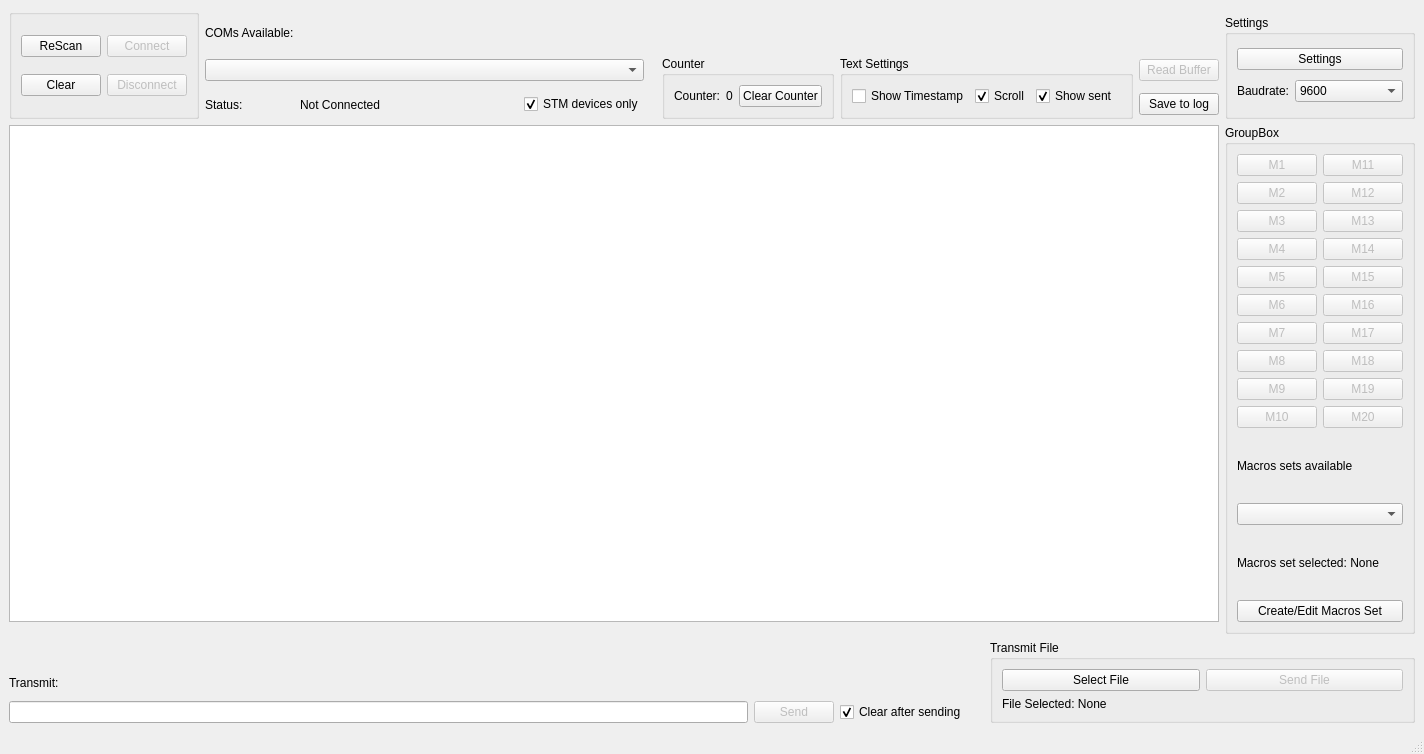
First picture: the form in Terminal.ui, repository notiel/OstrannaTerminal, before the edit.
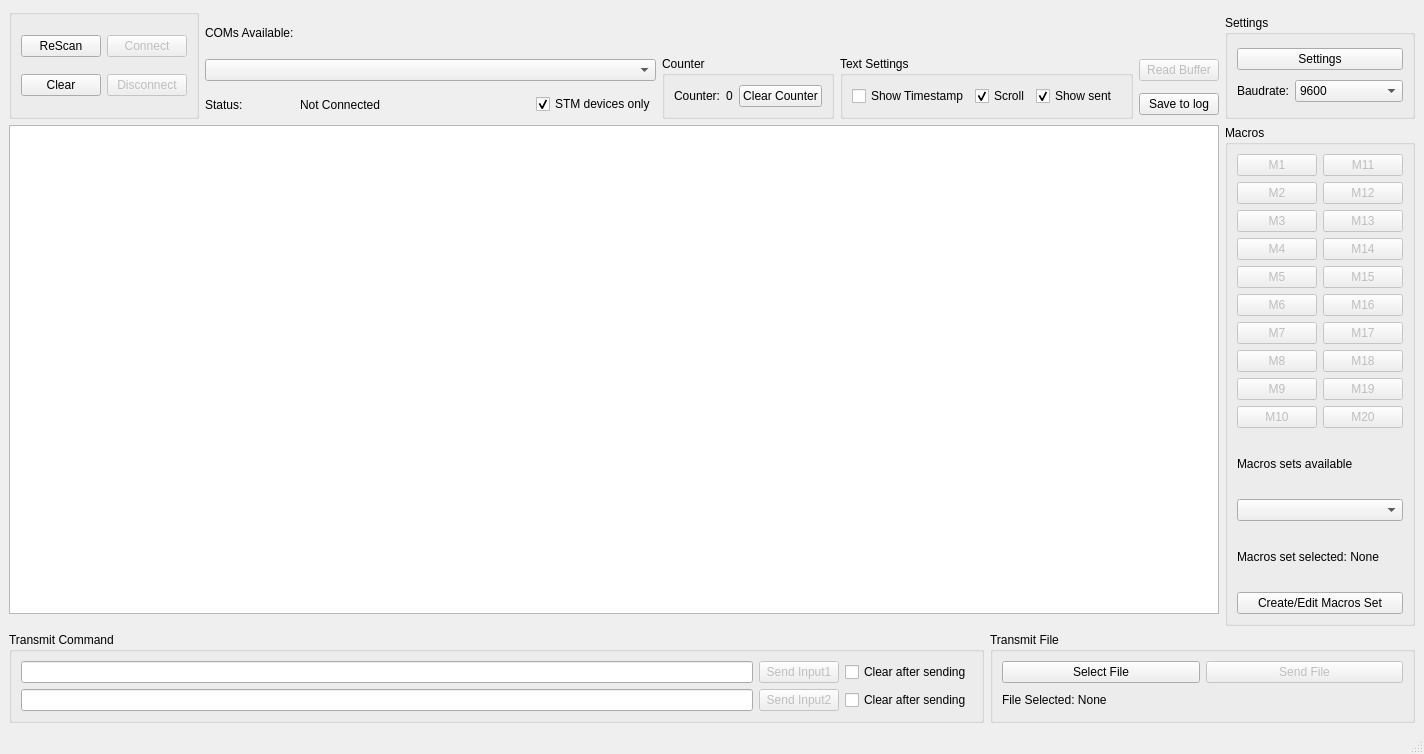
Second picture: the form after the edit.

Patch:
```diff
--- a/Terminal.ui
+++ b/Terminal.ui
@@ -15,8 +15,8 @@
   </property>
   <widget class="QWidget" name="centralwidget">
    <layout class="QGridLayout" name="gridLayout">
-    <item row="4" column="13" rowspan="5" colspan="2">
-     <widget class="QGroupBox" name="groupBox_2">
+    <item row="4" column="11" rowspan="5" colspan="2">
+     <widget class="QGroupBox" name="GBSettings">
       <property name="title">
        <string>Settings </string>
       </property>
@@ -62,14 +62,7 @@
       </layout>
      </widget>
     </item>
-    <item row="28" column="0">
-     <widget class="QLabel" name="label_2">
-      <property name="text">
-       <string/>
-      </property>
-     </widget>
-    </item>
-    <item row="7" column="12">
+    <item row="7" column="10">
      <widget class="QPushButton" name="BtnBuffer">
       <property name="enabled">
        <bool>false</bool>
@@ -79,50 +72,17 @@
       </property>
      </widget>
     </item>
-    <item row="8" column="12">
+    <item row="8" column="10">
      <widget class="QPushButton" name="BtnSave">
       <property name="text">
        <string>Save to log</string>
       </property>
      </widget>
     </item>
-    <item row="28" column="11" rowspan="3" colspan="4">
-     <widget class="QGroupBox" name="GBTransmit">
+    <item row="10" column="11" rowspan="3" colspan="2">
+     <widget class="QGroupBox" name="GBMacros">
       <property name="title">
-       <string>Transmit File</string>
-      </property>
-      <layout class="QGridLayout" name="gridLayout_7">
-       <item row="0" column="1">
-        <widget class="QPushButton" name="BtnSendFile">
-         <property name="enabled">
-          <bool>false</bool>
-         </property>
-         <property name="text">
-          <string>Send File</string>
-         </property>
-        </widget>
-       </item>
-       <item row="0" column="0">
-        <widget class="QPushButton" name="BtnFile">
-         <property name="text">
-          <string>Select File</string>
-         </property>
-        </widget>
-       </item>
-       <item row="1" column="0" colspan="2">
-        <widget class="QLabel" name="LblFile">
-         <property name="text">
-          <string>File Selected: None</string>
-         </property>
-        </widget>
-       </item>
-      </layout>
-     </widget>
-    </item>
-    <item row="10" column="13" rowspan="3" colspan="2">
-     <widget class="QGroupBox" name="groupBox_5">
-      <property name="title">
-       <string>GroupBox</string>
+       <string>Macros </string>
       </property>
       <layout class="QGridLayout" name="gridLayout_6">
        <item row="12" column="0" colspan="2">
@@ -383,26 +343,14 @@
       </property>
      </widget>
     </item>
-    <item row="30" column="9">
-     <widget class="QPushButton" name="BtnSend">
-      <property name="enabled">
-       <bool>false</bool>
-      </property>
-      <property name="text">
-       <string>Send</string>
-      </property>
-     </widget>
-    </item>
-    <item row="30" column="0" colspan="9">
-     <widget class="QLineEdit" name="TxtTransmit"/>
-    </item>
-    <item row="30" column="10">
-     <widget class="QCheckBox" name="CBClear">
-      <property name="text">
-       <string>Clear after sending</string>
-      </property>
-      <property name="checked">
-       <bool>true</bool>
+    <item row="10" column="0" colspan="11">
+     <widget class="QTextBrowser" name="TxtBuffer">
+      <property name="html">
+       <string>&lt;!DOCTYPE HTML PUBLIC &quot;-//W3C//DTD HTML 4.0//EN&quot; &quot;http://www.w3.org/TR/REC-html40/strict.dtd&quot;&gt;
+&lt;html&gt;&lt;head&gt;&lt;meta name=&quot;qrichtext&quot; content=&quot;1&quot; /&gt;&lt;style type=&quot;text/css&quot;&gt;
+p, li { white-space: pre-wrap; }
+&lt;/style&gt;&lt;/head&gt;&lt;body style=&quot; font-family:'MS Shell Dlg 2'; font-size:7.8pt; font-weight:400; font-style:normal;&quot;&gt;
+&lt;p style=&quot;-qt-paragraph-type:empty; margin-top:0px; margin-bottom:0px; margin-left:0px; margin-right:0px; -qt-block-indent:0; text-indent:0px;&quot;&gt;&lt;br /&gt;&lt;/p&gt;&lt;/body&gt;&lt;/html&gt;</string>
       </property>
      </widget>
     </item>
@@ -416,15 +364,8 @@
       </property>
      </widget>
     </item>
-    <item row="29" column="0">
-     <widget class="QLabel" name="label_3">
-      <property name="text">
-       <string>Transmit: </string>
-      </property>
-     </widget>
-    </item>
-    <item row="7" column="10" rowspan="2" colspan="2">
-     <widget class="QGroupBox" name="groupBox_4">
+    <item row="7" column="8" rowspan="2" colspan="2">
+     <widget class="QGroupBox" name="GBTextSettings">
       <property name="title">
        <string>Text Settings</string>
       </property>
@@ -473,7 +414,7 @@
      </spacer>
     </item>
     <item row="3" column="0" rowspan="6">
-     <widget class="QGroupBox" name="groupBox">
+     <widget class="QGroupBox" name="GBButtons">
       <property name="title">
        <string/>
       </property>
@@ -515,8 +456,8 @@
       </layout>
      </widget>
     </item>
-    <item row="7" column="7" rowspan="2" colspan="3">
-     <widget class="QGroupBox" name="groupBox_3">
+    <item row="7" column="5" rowspan="2" colspan="3">
+     <widget class="QGroupBox" name="GBCounter">
       <property name="title">
        <string>Counter</string>
       </property>
@@ -551,15 +492,89 @@
       </layout>
      </widget>
     </item>
-    <item row="10" column="0" colspan="13">
-     <widget class="QTextBrowser" name="TxtBuffer">
-      <property name="html">
-       <string>&lt;!DOCTYPE HTML PUBLIC &quot;-//W3C//DTD HTML 4.0//EN&quot; &quot;http://www.w3.org/TR/REC-html40/strict.dtd&quot;&gt;
-&lt;html&gt;&lt;head&gt;&lt;meta name=&quot;qrichtext&quot; content=&quot;1&quot; /&gt;&lt;style type=&quot;text/css&quot;&gt;
-p, li { white-space: pre-wrap; }
-&lt;/style&gt;&lt;/head&gt;&lt;body style=&quot; font-family:'MS Shell Dlg 2'; font-size:7.8pt; font-weight:400; font-style:normal;&quot;&gt;
-&lt;p style=&quot;-qt-paragraph-type:empty; margin-top:0px; margin-bottom:0px; margin-left:0px; margin-right:0px; -qt-block-indent:0; text-indent:0px;&quot;&gt;&lt;br /&gt;&lt;/p&gt;&lt;/body&gt;&lt;/html&gt;</string>
+    <item row="28" column="0" rowspan="2" colspan="9">
+     <widget class="QGroupBox" name="GBTansmit">
+      <property name="title">
+       <string>Transmit Command</string>
       </property>
+      <layout class="QGridLayout" name="gridLayout_8">
+       <item row="0" column="0">
+        <widget class="QLineEdit" name="TxtTransmit2"/>
+       </item>
+       <item row="0" column="1">
+        <widget class="QPushButton" name="BtnSend2">
+         <property name="enabled">
+          <bool>false</bool>
+         </property>
+         <property name="text">
+          <string>Send Input1</string>
+         </property>
+        </widget>
+       </item>
+       <item row="1" column="0">
+        <widget class="QLineEdit" name="TxtTransmit"/>
+       </item>
+       <item row="1" column="1">
+        <widget class="QPushButton" name="BtnSend">
+         <property name="enabled">
+          <bool>false</bool>
+         </property>
+         <property name="text">
+          <string>Send Input2</string>
+         </property>
+        </widget>
+       </item>
+       <item row="0" column="2">
+        <widget class="QCheckBox" name="CBClear2">
+         <property name="text">
+          <string>Clear after sending</string>
+         </property>
+        </widget>
+       </item>
+       <item row="1" column="2">
+        <widget class="QCheckBox" name="CBClear">
+         <property name="text">
+          <string>Clear after sending</string>
+         </property>
+         <property name="checked">
+          <bool>false</bool>
+         </property>
+        </widget>
+       </item>
+      </layout>
+     </widget>
+    </item>
+    <item row="28" column="9" rowspan="2" colspan="4">
+     <widget class="QGroupBox" name="GBTransmit">
+      <property name="title">
+       <string>Transmit File</string>
+      </property>
+      <layout class="QGridLayout" name="gridLayout_7">
+       <item row="0" column="1">
+        <widget class="QPushButton" name="BtnSendFile">
+         <property name="enabled">
+          <bool>false</bool>
+         </property>
+         <property name="text">
+          <string>Send File</string>
+         </property>
+        </widget>
+       </item>
+       <item row="0" column="0">
+        <widget class="QPushButton" name="BtnFile">
+         <property name="text">
+          <string>Select File</string>
+         </property>
+        </widget>
+       </item>
+       <item row="1" column="0" colspan="2">
+        <widget class="QLabel" name="LblFile">
+         <property name="text">
+          <string>File Selected: None</string>
+         </property>
+        </widget>
+       </item>
+      </layout>
      </widget>
     </item>
    </layout>
```
